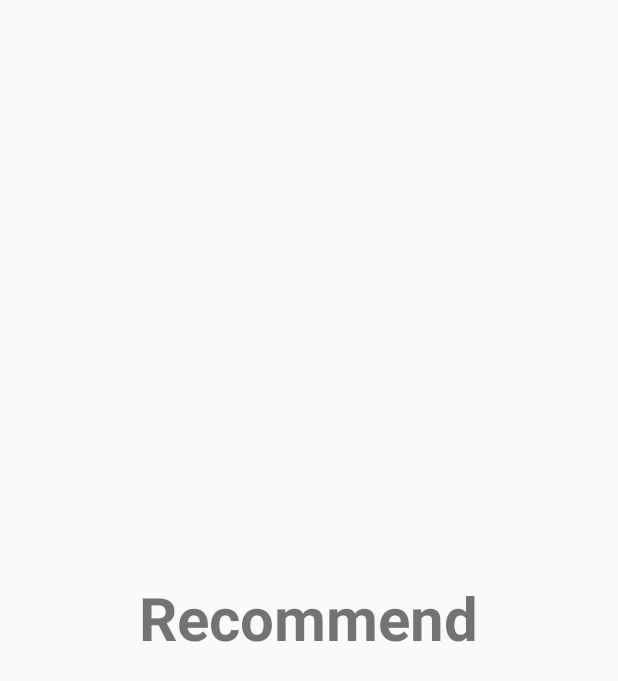
After one commit to Phantomape/courses-columbia, an Android app: the fragment RecommendFragment shown on its own in the app's theme, on a phone screen of 412 x 824 dp. The commit adds this screen. Shown: the top 681 px of the screen. Run offline under Robolectric (Android 15) with nearby library versions, the light colour scheme and no system bars.

Commit message:
add three fragments

```diff
--- a/app/build.gradle
+++ b/app/build.gradle
@@ -25,5 +25,6 @@ dependencies {
         exclude group: 'com.android.support', module: 'support-annotations'
     })
     compile 'com.android.support:appcompat-v7:25.0.1'
+    compile 'com.android.support:design:25.0.1'
     testCompile 'junit:junit:4.12'
 }
--- a/app/src/main/AndroidManifest.xml
+++ b/app/src/main/AndroidManifest.xml
@@ -9,7 +9,7 @@
         android:icon="@mipmap/ic_launcher"
         android:label="@string/app_name"
         android:supportsRtl="true"
-        android:theme="@style/AppTheme">
+        android:theme="@style/MyMaterialTheme">
         <activity android:name=".HomeActivity">
             <intent-filter>
                 <action android:name="android.intent.action.MAIN" />
--- /dev/null
+++ b/app/src/main/java/com/eathere/cc/eathere/RecommendFragment.java
@@ -0,0 +1,27 @@
+package com.eathere.cc.eathere;
+
+import android.os.Bundle;
+import android.support.v4.app.Fragment;
+import android.view.LayoutInflater;
+import android.view.View;
+import android.view.ViewGroup;
+
+public class RecommendFragment extends Fragment{
+
+    public RecommendFragment() {
+        // Required empty public constructor
+    }
+
+    @Override
+    public void onCreate(Bundle savedInstanceState) {
+        super.onCreate(savedInstanceState);
+    }
+
+    @Override
+    public View onCreateView(LayoutInflater inflater, ViewGroup container,
+                             Bundle savedInstanceState) {
+        // Inflate the layout for this fragment
+        return inflater.inflate(R.layout.fragment_recommend, container, false);
+    }
+
+}
--- /dev/null
+++ b/app/src/main/res/layout/fragment_recommend.xml
@@ -0,0 +1,16 @@
+<?xml version="1.0" encoding="utf-8"?>
+<RelativeLayout xmlns:android="http://schemas.android.com/apk/res/android"
+    xmlns:tools="http://schemas.android.com/tools"
+    android:layout_width="match_parent"
+    android:layout_height="match_parent"
+    tools:context="com.eathere.cc.eathere.RecommendFragment">
+
+    <TextView
+        android:layout_width="wrap_content"
+        android:layout_height="wrap_content"
+        android:text="@string/frag_recommend"
+        android:textSize="40dp"
+        android:textStyle="bold"
+        android:layout_centerInParent="true"/>
+
+</RelativeLayout>
--- /dev/null
+++ b/app/src/main/res/values-v21/styles.xml
@@ -0,0 +1,11 @@
+<resources>
+
+    <style name="MyMaterialTheme" parent="MyMaterialTheme.Base">
+        <item name="android:windowContentTransitions">true</item>
+        <item name="android:windowAllowEnterTransitionOverlap">true</item>
+        <item name="android:windowAllowReturnTransitionOverlap">true</item>
+        <item name="android:windowSharedElementEnterTransition">@android:transition/move</item>
+        <item name="android:windowSharedElementExitTransition">@android:transition/move</item>
+    </style>
+
+</resources>
--- a/app/src/main/res/values/colors.xml
+++ b/app/src/main/res/values/colors.xml
@@ -1,6 +1,9 @@
 <?xml version="1.0" encoding="utf-8"?>
 <resources>
-    <color name="colorPrimary">#3F51B5</color>
-    <color name="colorPrimaryDark">#303F9F</color>
-    <color name="colorAccent">#FF4081</color>
+    <color name="colorPrimary">#125688</color>
+    <color name="colorPrimaryDark">#125688</color>
+    <color name="textColorPrimary">#FFFFFF</color>
+    <color name="windowBackground">#FFFFFF</color>
+    <color name="navigationBarColor">#000000</color>
+    <color name="colorAccent">#c8e8ff</color>
 </resources>
--- a/app/src/main/res/values/dimens.xml
+++ b/app/src/main/res/values/dimens.xml
@@ -2,4 +2,8 @@
     <!-- Default screen margins, per the Android Design guidelines. -->
     <dimen name="activity_horizontal_margin">16dp</dimen>
     <dimen name="activity_vertical_margin">16dp</dimen>
+    <dimen name="tab_max_width">264dp</dimen>
+    <dimen name="tab_padding_bottom">16dp</dimen>
+    <dimen name="tab_label">14sp</dimen>
+    <dimen name="custom_tab_layout_height">72dp</dimen>
 </resources>
--- a/app/src/main/res/values/strings.xml
+++ b/app/src/main/res/values/strings.xml
@@ -1,3 +1,6 @@
 <resources>
     <string name="app_name">EatHere</string>
+    <string name="frag_restaurant">Restaurant</string>
+    <string name="frag_recommend">Recommend</string>
+    <string name="frag_me">Me</string>
 </resources>
--- a/app/src/main/res/values/styles.xml
+++ b/app/src/main/res/values/styles.xml
@@ -1,8 +1,12 @@
 <resources>
 
-    <!-- Base application theme. -->
-    <style name="AppTheme" parent="Theme.AppCompat.Light.DarkActionBar">
-        <!-- Customize your theme here. -->
+    <style name="MyMaterialTheme" parent="MyMaterialTheme.Base">
+
+    </style>
+
+    <style name="MyMaterialTheme.Base" parent="Theme.AppCompat.Light.DarkActionBar">
+        <item name="windowNoTitle">true</item>
+        <item name="windowActionBar">false</item>
         <item name="colorPrimary">@color/colorPrimary</item>
         <item name="colorPrimaryDark">@color/colorPrimaryDark</item>
         <item name="colorAccent">@color/colorAccent</item>
```
Also changed, not shown: app/src/main/java/com/eathere/cc/eathere/MeFragment.java (added, +28 -0 lines), app/src/main/java/com/eathere/cc/eathere/RestaurantFragment.java (added, +28 -0 lines), app/src/main/res/layout/fragment_me.xml (added, +16 -0 lines), app/src/main/res/layout/fragment_restaurant.xml (added, +16 -0 lines).
